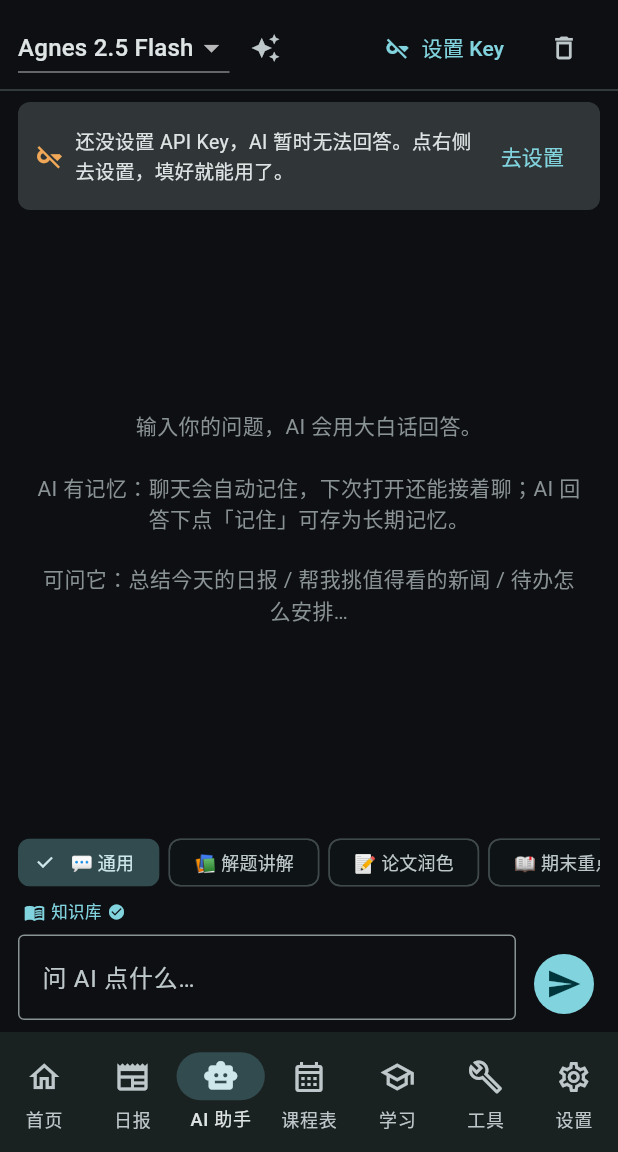
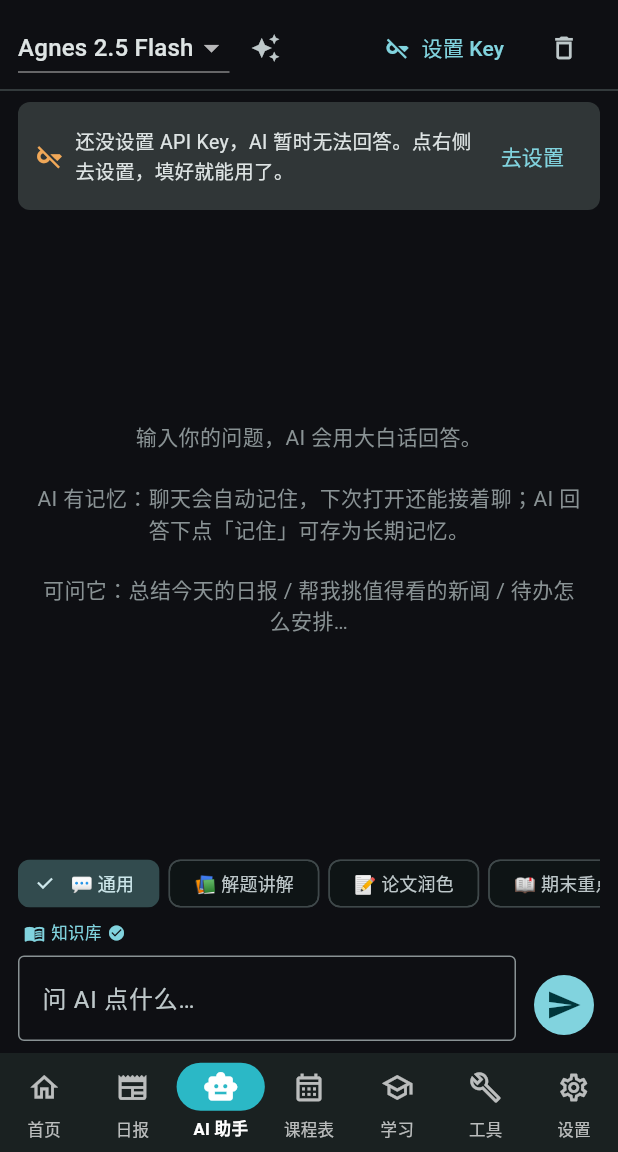
Before and after one commit to W-lik721/personal-workbench, a Flutter app: the screen it shows after launch, item 3 of the bottom bar chosen, on a phone screen of 412 x 824 dp, the part 84-1236 px from its top. Run offline on Flutter 3.47's test engine with Material 3 defaults, Android fonts, the phone set to English and light mode, and no system bars; our stand-ins replace file_picker, flutter_local_notifications, flutter_markdown, flutter_secure_storage, image_picker, shared_preferences and 2 more; missing offline and left inert: charset_converter, google_mlkit_text_recognition; network calls fail; project files that could hold a hidden picture were left out.

Commit message:
style(ui): 导航栏选中态青色胶囊点亮 + 全局按钮圆角统一

```diff
--- a/mobile/lib/main.dart
+++ b/mobile/lib/main.dart
@@ -111,6 +111,42 @@ class _WorkbenchAppState extends State<WorkbenchApp> with WidgetsBindingObserver
           shape: RoundedRectangleBorder(borderRadius: BorderRadius.circular(14)),
           clipBehavior: Clip.antiAlias,
         ),
+        // 底部导航：选中态青色实色胶囊 + 白图标白字（点亮感），未选中低调灰
+        navigationBarTheme: NavigationBarThemeData(
+          height: 66,
+          elevation: 3,
+          indicatorColor: const Color(0xFF2BB8C6),
+          labelTextStyle: WidgetStateProperty.resolveWith((s) {
+            const base = TextStyle(fontSize: 11, fontWeight: FontWeight.w500);
+            return s.contains(WidgetState.selected)
+                ? base.copyWith(fontWeight: FontWeight.bold, color: Colors.white)
+                : base.copyWith(color: Colors.black54);
+          }),
+          iconTheme: WidgetStateProperty.resolveWith((s) {
+            return s.contains(WidgetState.selected)
+                ? const IconThemeData(size: 24, color: Colors.white)
+                : const IconThemeData(size: 22, color: Colors.black54);
+          }),
+        ),
+        // 全局按钮统一圆角 12 + 舒适内边距，视觉更精致
+        filledButtonTheme: FilledButtonThemeData(
+          style: FilledButton.styleFrom(
+            shape: RoundedRectangleBorder(borderRadius: BorderRadius.circular(12)),
+            padding: const EdgeInsets.symmetric(horizontal: 18, vertical: 12),
+          ),
+        ),
+        elevatedButtonTheme: ElevatedButtonThemeData(
+          style: ElevatedButton.styleFrom(
+            shape: RoundedRectangleBorder(borderRadius: BorderRadius.circular(12)),
+            padding: const EdgeInsets.symmetric(horizontal: 18, vertical: 12),
+          ),
+        ),
+        outlinedButtonTheme: OutlinedButtonThemeData(
+          style: OutlinedButton.styleFrom(
+            shape: RoundedRectangleBorder(borderRadius: BorderRadius.circular(12)),
+            padding: const EdgeInsets.symmetric(horizontal: 18, vertical: 12),
+          ),
+        ),
       ),
       darkTheme: ThemeData(
         colorScheme: ColorScheme.fromSeed(
@@ -124,6 +160,40 @@ class _WorkbenchAppState extends State<WorkbenchApp> with WidgetsBindingObserver
           margin: const EdgeInsets.symmetric(horizontal: 12, vertical: 6),
           shape: RoundedRectangleBorder(borderRadius: BorderRadius.circular(14)),
           clipBehavior: Clip.antiAlias,
+        ),
+        navigationBarTheme: NavigationBarThemeData(
+          height: 66,
+          elevation: 3,
+          indicatorColor: const Color(0xFF2BB8C6),
+          labelTextStyle: WidgetStateProperty.resolveWith((s) {
+            const base = TextStyle(fontSize: 11, fontWeight: FontWeight.w500);
+            return s.contains(WidgetState.selected)
+                ? base.copyWith(fontWeight: FontWeight.bold, color: Colors.white)
+                : base.copyWith(color: Colors.white70);
+          }),
+          iconTheme: WidgetStateProperty.resolveWith((s) {
+            return s.contains(WidgetState.selected)
+                ? const IconThemeData(size: 24, color: Colors.white)
+                : const IconThemeData(size: 22, color: Colors.white70);
+          }),
+        ),
+        filledButtonTheme: FilledButtonThemeData(
+          style: FilledButton.styleFrom(
+            shape: RoundedRectangleBorder(borderRadius: BorderRadius.circular(12)),
+            padding: const EdgeInsets.symmetric(horizontal: 18, vertical: 12),
+          ),
+        ),
+        elevatedButtonTheme: ElevatedButtonThemeData(
+          style: ElevatedButton.styleFrom(
+            shape: RoundedRectangleBorder(borderRadius: BorderRadius.circular(12)),
+            padding: const EdgeInsets.symmetric(horizontal: 18, vertical: 12),
+          ),
+        ),
+        outlinedButtonTheme: OutlinedButtonThemeData(
+          style: OutlinedButton.styleFrom(
+            shape: RoundedRectangleBorder(borderRadius: BorderRadius.circular(12)),
+            padding: const EdgeInsets.symmetric(horizontal: 18, vertical: 12),
+          ),
         ),
       ),
       themeMode: themeModeNotifier.value == 'system'
```
